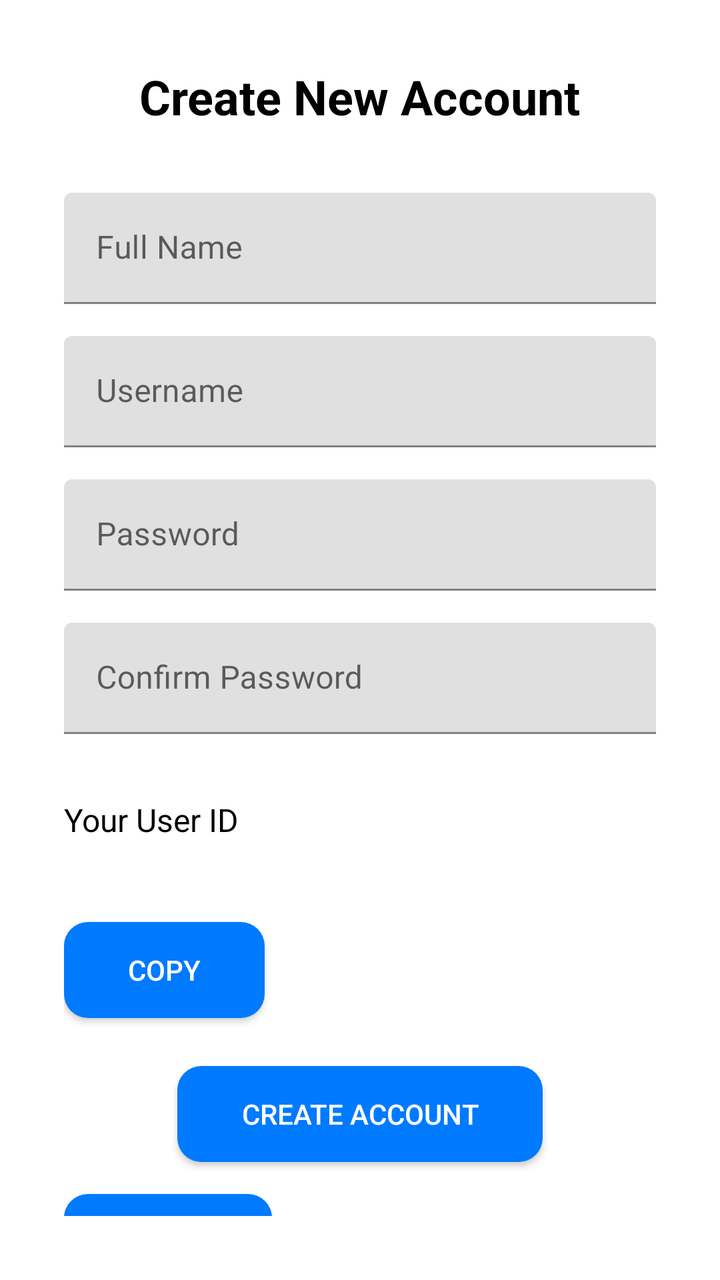
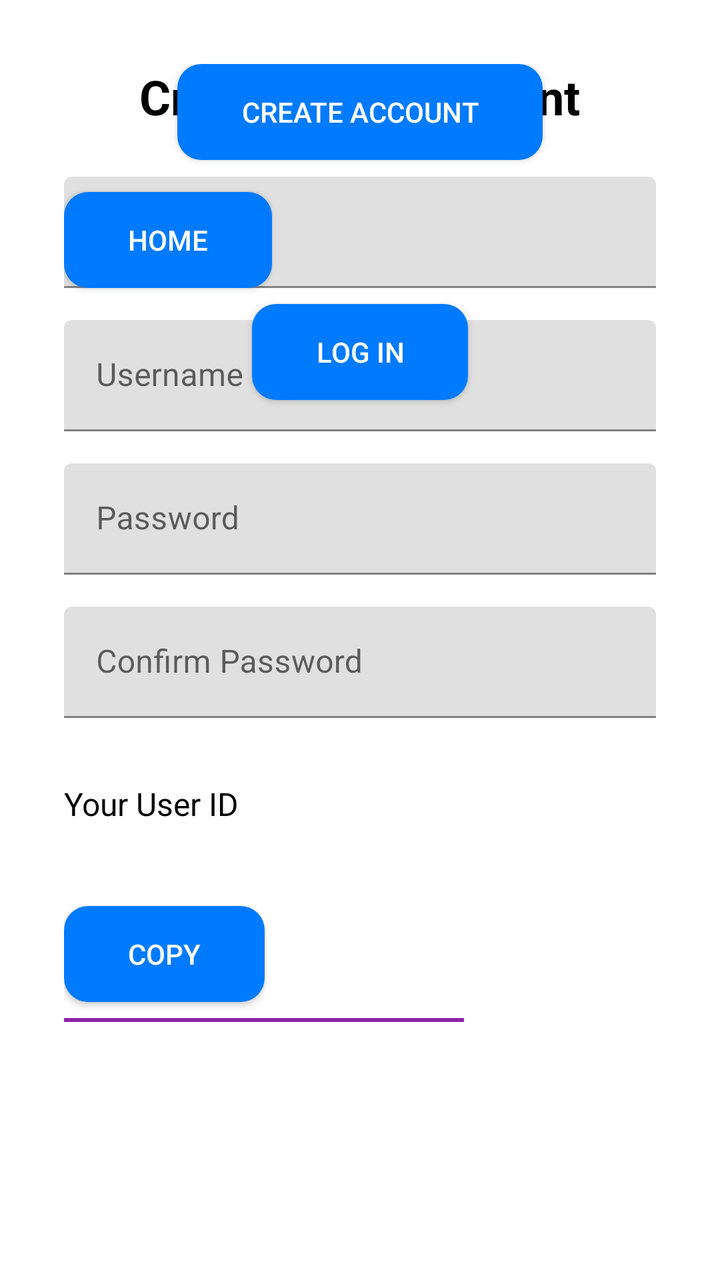

Two renders of the same Android screen: before a commit and after it. Below are the layout's source before the change and the commit's diff.
<!-- AndroidManifest.xml: application theme Theme.HarmonieBudget -->
<!-- res/layout/activity_register.xml -->
<?xml version="1.0" encoding="utf-8"?>
<androidx.constraintlayout.widget.ConstraintLayout
    xmlns:android="http://schemas.android.com/apk/res/android"
    xmlns:app="http://schemas.android.com/apk/res-auto"
    android:layout_width="match_parent"
    android:layout_height="match_parent"
    android:padding="32dp"
    android:background="@color/white">

    
    <TextView
        android:id="@+id/tv_register_title"
        android:layout_width="wrap_content"
        android:layout_height="wrap_content"
        android:text="@string/create_account_title"
        android:textSize="24sp"
        android:textStyle="bold"
        app:layout_constraintTop_toTopOf="parent"
        app:layout_constraintStart_toStartOf="parent"
        app:layout_constraintEnd_toEndOf="parent" />

    
    <com.google.android.material.textfield.TextInputLayout
        android:id="@+id/til_name"
        android:layout_width="0dp"
        android:layout_height="wrap_content"
        android:layout_marginTop="32dp"
        app:layout_constraintTop_toBottomOf="@id/tv_register_title"
        app:layout_constraintStart_toStartOf="parent"
        app:layout_constraintEnd_toEndOf="parent">
        <com.google.android.material.textfield.TextInputEditText
            android:id="@+id/et_name"
            android:layout_width="match_parent"
            android:layout_height="wrap_content"
            android:hint="@string/name_hint"
            android:textColor="@android:color/black" />
    </com.google.android.material.textfield.TextInputLayout>

    
    <com.google.android.material.textfield.TextInputLayout
        android:id="@+id/til_username"
        android:layout_width="0dp"
        android:layout_height="wrap_content"
        android:layout_marginTop="16dp"
        app:layout_constraintTop_toBottomOf="@id/til_name"
        app:layout_constraintStart_toStartOf="parent"
        app:layout_constraintEnd_toEndOf="parent">
        <com.google.android.material.textfield.TextInputEditText
            android:id="@+id/et_username"
            android:layout_width="match_parent"
            android:layout_height="wrap_content"
            android:hint="@string/username_hint"
            android:textColor="@android:color/black" />
    </com.google.android.material.textfield.TextInputLayout>

    
    <com.google.android.material.textfield.TextInputLayout
        android:id="@+id/til_password"
        android:layout_width="0dp"
        android:layout_height="wrap_content"
        android:layout_marginTop="16dp"
        app:layout_constraintTop_toBottomOf="@id/til_username"
        app:layout_constraintStart_toStartOf="parent"
        app:layout_constraintEnd_toEndOf="parent">
        <com.google.android.material.textfield.TextInputEditText
            android:id="@+id/et_password"
            android:layout_width="match_parent"
            android:layout_height="wrap_content"
            android:hint="@string/password_hint"
            android:inputType="textPassword"
            android:textColor="@android:color/black" />
    </com.google.android.material.textfield.TextInputLayout>

    
    <com.google.android.material.textfield.TextInputLayout
        android:id="@+id/til_confirm_password"
        android:layout_width="0dp"
        android:layout_height="wrap_content"
        android:layout_marginTop="16dp"
        app:layout_constraintTop_toBottomOf="@id/til_password"
        app:layout_constraintStart_toStartOf="parent"
        app:layout_constraintEnd_toEndOf="parent">
        <com.google.android.material.textfield.TextInputEditText
            android:id="@+id/et_confirm_password"
            android:layout_width="match_parent"
            android:layout_height="wrap_content"
            android:hint="@string/confirm_password_hint"
            android:inputType="textPassword"
            android:textColor="@android:color/black" />
    </com.google.android.material.textfield.TextInputLayout>

    
    <TextView
        android:id="@+id/tv_user_id_label"
        android:layout_width="wrap_content"
        android:layout_height="wrap_content"
        android:text="@string/user_id_label"
        android:textSize="16sp"
        android:layout_marginTop="32dp"
        app:layout_constraintTop_toBottomOf="@id/til_confirm_password"
        app:layout_constraintStart_toStartOf="parent" />

    <TextView
        android:id="@+id/tv_generated_user_id"
        android:layout_width="wrap_content"
        android:layout_height="wrap_content"
        android:textSize="18sp"
        android:textStyle="bold"
        android:layout_marginTop="8dp"
        app:layout_constraintTop_toBottomOf="@id/tv_user_id_label"
        app:layout_constraintStart_toStartOf="parent" />

    
    <Button
        android:id="@+id/btn_copy_user_id"
        android:layout_width="wrap_content"
        android:layout_height="wrap_content"
        android:text="@string/copy"
        android:minHeight="48dp"
        android:paddingStart="32dp"
        android:paddingEnd="32dp"
        android:background="@drawable/rounded_button"
        android:textColor="#FFFFFF"
        android:layout_marginTop="8dp"
        app:layout_constraintTop_toBottomOf="@id/tv_generated_user_id"
        app:layout_constraintStart_toStartOf="parent" />

    
    <Button
        android:id="@+id/btn_register"
        android:layout_width="wrap_content"
        android:layout_height="wrap_content"
        android:text="Create Account"
        android:minHeight="48dp"
        android:paddingStart="32dp"
        android:paddingEnd="32dp"
        android:background="@drawable/rounded_button"
        android:textColor="#FFFFFF"
        android:layout_marginTop="24dp"
        app:layout_constraintTop_toBottomOf="@id/btn_copy_user_id"
        app:layout_constraintStart_toStartOf="parent"
        app:layout_constraintEnd_toEndOf="parent" />

    
    <Button
        android:id="@+id/btn_home"
        android:layout_width="wrap_content"
        android:layout_height="wrap_content"
        android:text="@string/home_button"
        android:minHeight="48dp"
        android:paddingStart="32dp"
        android:paddingEnd="32dp"
        android:background="@drawable/rounded_button"
        android:textColor="#FFFFFF"
        android:layout_marginTop="16dp"
        app:layout_constraintTop_toBottomOf="@id/btn_register"
        app:layout_constraintStart_toStartOf="parent" />

    <Button
        android:id="@+id/btn_log_in"
        android:layout_width="wrap_content"
        android:layout_height="wrap_content"
        android:text="@string/log_in_button"
        android:minHeight="48dp"
        android:paddingStart="32dp"
        android:paddingEnd="32dp"
        android:background="@drawable/rounded_button"
        android:textColor="#FFFFFF"
        android:layout_marginTop="8dp"
        app:layout_constraintTop_toBottomOf="@id/btn_home"
        app:layout_constraintStart_toStartOf="parent"
        app:layout_constraintEnd_toEndOf="parent" />

</androidx.constraintlayout.widget.ConstraintLayout>
<!-- resources referenced by this layout -->
<resources>
  <color name="white">#FFFFFFFF</color>
  <!-- drawable rounded_button (drawable) -->
  <?xml version="1.0" encoding="utf-8"?>
  <shape xmlns:android="http://schemas.android.com/apk/res/android">
      <solid android:color="#007AFF" /> 
      <corners android:radius="12dp" /> 
      <padding android:left="16dp" android:top="12dp" android:right="16dp" android:bottom="12dp" />
  </shape>
  <string name="confirm_password_hint">Confirm Password</string>
  <string name="copy">Copy</string>
  <string name="create_account_title">Create New Account</string>
  <string name="home_button">Home</string>
  <string name="log_in_button">Log In</string>
  <string name="name_hint">Full Name</string>
  <string name="password_hint">Password</string>
  <string name="user_id_label">Your User ID</string>
  <string name="username_hint">Username</string>
  <style name="Theme.HarmonieBudget" parent="Theme.MaterialComponents.DayNight.NoActionBar">
  
          
          <item name="colorPrimary">@color/purple_500</item>
  
          
          <item name="colorPrimaryVariant">@color/purple_700</item>
  
          
          <item name="colorSecondary">@color/teal_200</item>
  
          
          <item name="android:windowBackground">@color/white</item>
  
          
          <item name="android:textColor">@android:color/black</item>
  
      </style>
  <color name="purple_500">#FF6200EE</color>
  <color name="purple_700">#FF3700B3</color>
  <color name="teal_200">#FF03DAC5</color>
</resources>

<!-- the commit's change to res/layout/activity_register.xml (unified diff, before → after) -->
@@ -1,174 +1,189 @@
 <?xml version="1.0" encoding="utf-8"?>
-<androidx.constraintlayout.widget.ConstraintLayout
+<ScrollView
     xmlns:android="http://schemas.android.com/apk/res/android"
     xmlns:app="http://schemas.android.com/apk/res-auto"
     android:layout_width="match_parent"
     android:layout_height="match_parent"
-    android:padding="32dp"
-    android:background="@color/white">
+    android:fillViewport="true">
 
-    
-    <TextView
-        android:id="@+id/tv_register_title"
-        android:layout_width="wrap_content"
+    <androidx.constraintlayout.widget.ConstraintLayout
+        android:layout_width="match_parent"
         android:layout_height="wrap_content"
-        android:text="@string/create_account_title"
-        android:textSize="24sp"
-        android:textStyle="bold"
-        app:layout_constraintTop_toTopOf="parent"
-        app:layout_constraintStart_toStartOf="parent"
-        app:layout_constraintEnd_toEndOf="parent" />
+        android:padding="32dp"
+        android:background="@color/white">
 
-    
-    <com.google.android.material.textfield.TextInputLayout
-        android:id="@+id/til_name"
-        android:layout_width="0dp"
-        android:layout_height="wrap_content"
-        android:layout_marginTop="32dp"
-        app:layout_constraintTop_toBottomOf="@id/tv_register_title"
-        app:layout_constraintStart_toStartOf="parent"
-        app:layout_constraintEnd_toEndOf="parent">
-        <com.google.android.material.textfield.TextInputEditText
-            android:id="@+id/et_name"
-            android:layout_width="match_parent"
+        
+        <TextView
+            android:id="@+id/tv_register_title"
+            android:layout_width="wrap_content"
             android:layout_height="wrap_content"
-            android:hint="@string/name_hint"
-            android:textColor="@android:color/black" />
-    </com.google.android.material.textfield.TextInputLayout>
+            android:text="@string/create_account_title"
+            android:textSize="24sp"
+            android:textStyle="bold"
+            app:layout_constraintTop_toTopOf="parent"
+            app:layout_constraintStart_toStartOf="parent"
+            app:layout_constraintEnd_toEndOf="parent" />
 
-    
-    <com.google.android.material.textfield.TextInputLayout
-        android:id="@+id/til_username"
-        android:layout_width="0dp"
-        android:layout_height="wrap_content"
-        android:layout_marginTop="16dp"
-        app:layout_constraintTop_toBottomOf="@id/til_name"
-        app:layout_constraintStart_toStartOf="parent"
-        app:layout_constraintEnd_toEndOf="parent">
-        <com.google.android.material.textfield.TextInputEditText
-            android:id="@+id/et_username"
-            android:layout_width="match_parent"
+        
+        <com.google.android.material.textfield.TextInputLayout
+            android:id="@+id/til_name"
+            android:layout_width="0dp"
             android:layout_height="wrap_content"
-            android:hint="@string/username_hint"
-            android:textColor="@android:color/black" />
-    </com.google.android.material.textfield.TextInputLayout>
+            android:layout_marginTop="24dp"
+            app:layout_constraintTop_toBottomOf="@id/tv_register_title"
+            app:layout_constraintStart_toStartOf="parent"
+            app:layout_constraintEnd_toEndOf="parent">
+            <com.google.android.material.textfield.TextInputEditText
+                android:id="@+id/et_name"
+                android:layout_width="match_parent"
+                android:layout_height="wrap_content"
+                android:hint="@string/name_hint"
+                android:textColor="@android:color/black" />
+        </com.google.android.material.textfield.TextInputLayout>
 
-    
-    <com.google.android.material.textfield.TextInputLayout
-        android:id="@+id/til_password"
-        android:layout_width="0dp"
-        android:layout_height="wrap_content"
-        android:layout_marginTop="16dp"
-        app:layout_constraintTop_toBottomOf="@id/til_username"
-        app:layout_constraintStart_toStartOf="parent"
-        app:layout_constraintEnd_toEndOf="parent">
-        <com.google.android.material.textfield.TextInputEditText
-            android:id="@+id/et_password"
-            android:layout_width="match_parent"
+        
+        <com.google.android.material.textfield.TextInputLayout
+            android:id="@+id/til_username"
+            android:layout_width="0dp"
             android:layout_height="wrap_content"
-            android:hint="@string/password_hint"
-            android:inputType="textPassword"
-            android:textColor="@android:color/black" />
-    </com.google.android.material.textfield.TextInputLayout>
+            android:layout_marginTop="16dp"
+            app:layout_constraintTop_toBottomOf="@id/til_name"
+            app:layout_constraintStart_toStartOf="parent"
+            app:layout_constraintEnd_toEndOf="parent">
+            <com.google.android.material.textfield.TextInputEditText
+                android:id="@+id/et_username"
+                android:layout_width="match_parent"
+                android:layout_height="wrap_content"
+                android:hint="@string/username_hint"
+                android:textColor="@android:color/black" />
+        </com.google.android.material.textfield.TextInputLayout>
 
-    
-    <com.google.android.material.textfield.TextInputLayout
-        android:id="@+id/til_confirm_password"
-        android:layout_width="0dp"
-        android:layout_height="wrap_content"
-        android:layout_marginTop="16dp"
-        app:layout_constraintTop_toBottomOf="@id/til_password"
-        app:layout_constraintStart_toStartOf="parent"
-        app:layout_constraintEnd_toEndOf="parent">
-        <com.google.android.material.textfield.TextInputEditText
-            android:id="@+id/et_confirm_password"
-            android:layout_width="match_parent"
+        
+        <com.google.android.material.textfield.TextInputLayout
+            android:id="@+id/til_password"
+            android:layout_width="0dp"
             android:layout_height="wrap_content"
-            android:hint="@string/confirm_password_hint"
-            android:inputType="textPassword"
-            android:textColor="@android:color/black" />
-    </com.google.android.material.textfield.TextInputLayout>
+            android:layout_marginTop="16dp"
+            app:layout_constraintTop_toBottomOf="@id/til_username"
+            app:layout_constraintStart_toStartOf="parent"
+            app:layout_constraintEnd_toEndOf="parent">
+            <com.google.android.material.textfield.TextInputEditText
+                android:id="@+id/et_password"
+                android:layout_width="match_parent"
+                android:layout_height="wrap_content"
+                android:hint="@string/password_hint"
+                android:inputType="textPassword"
+                android:textColor="@android:color/black" />
+        </com.google.android.material.textfield.TextInputLayout>
 
-    
-    <TextView
-        android:id="@+id/tv_user_id_label"
-        android:layout_width="wrap_content"
-        android:layout_height="wrap_content"
-        android:text="@string/user_id_label"
-        android:textSize="16sp"
-        android:layout_marginTop="32dp"
-        app:layout_constraintTop_toBottomOf="@id/til_confirm_password"
-        app:layout_constraintStart_toStartOf="parent" />
+        
+        <com.google.android.material.textfield.TextInputLayout
+            android:id="@+id/til_confirm_password"
+            android:layout_width="0dp"
+            android:layout_height="wrap_content"
+            android:layout_marginTop="16dp"
+            app:layout_constraintTop_toBottomOf="@id/til_password"
+            app:layout_constraintStart_toStartOf="parent"
+            app:layout_constraintEnd_toEndOf="parent">
+            <com.google.android.material.textfield.TextInputEditText
+                android:id="@+id/et_confirm_password"
+                android:layout_width="match_parent"
+                android:layout_height="wrap_content"
+                android:hint="@string/confirm_password_hint"
+                android:inputType="textPassword"
+                android:textColor="@android:color/black" />
+        </com.google.android.material.textfield.TextInputLayout>
 
-    <TextView
-        android:id="@+id/tv_generated_user_id"
-        android:layout_width="wrap_content"
-        android:layout_height="wrap_content"
-        android:textSize="18sp"
-        android:textStyle="bold"
-        android:layout_marginTop="8dp"
-        app:layout_constraintTop_toBottomOf="@id/tv_user_id_label"
-        app:layout_constraintStart_toStartOf="parent" />
+        
+        <TextView
+            android:id="@+id/tv_user_id_label"
+            android:layout_width="wrap_content"
+            android:layout_height="wrap_content"
+            android:text="@string/user_id_label"
+            android:textSize="16sp"
+            android:layout_marginTop="32dp"
+            app:layout_constraintTop_toBottomOf="@id/til_confirm_password"
+            app:layout_constraintStart_toStartOf="parent" />
 
-    
-    <Button
-        android:id="@+id/btn_copy_user_id"
-        android:layout_width="wrap_content"
-        android:layout_height="wrap_content"
-        android:text="@string/copy"
-        android:minHeight="48dp"
-        android:paddingStart="32dp"
-        android:paddingEnd="32dp"
-        android:background="@drawable/rounded_button"
-        android:textColor="#FFFFFF"
-        android:layout_marginTop="8dp"
-        app:layout_constraintTop_toBottomOf="@id/tv_generated_user_id"
-        app:layout_constraintStart_toStartOf="parent" />
+        <TextView
+            android:id="@+id/tv_generated_user_id"
+            android:layout_width="wrap_content"
+            android:layout_height="wrap_content"
+            android:textSize="18sp"
+            android:textStyle="bold"
+            android:layout_marginTop="8dp"
+            app:layout_constraintTop_toBottomOf="@id/tv_user_id_label"
+            app:layout_constraintStart_toStartOf="parent" />
 
-    
-    <Button
-        android:id="@+id/btn_register"
-        android:layout_width="wrap_content"
-        android:layout_height="wrap_content"
-        android:text="Create Account"
-        android:minHeight="48dp"
-        android:paddingStart="32dp"
-        android:paddingEnd="32dp"
-        android:background="@drawable/rounded_button"
-        android:textColor="#FFFFFF"
-        android:layout_marginTop="24dp"
-        app:layout_constraintTop_toBottomOf="@id/btn_copy_user_id"
-        app:layout_constraintStart_toStartOf="parent"
-        app:layout_constraintEnd_toEndOf="parent" />
+        
+        <Button
+            android:id="@+id/btn_copy_user_id"
+            android:layout_width="wrap_content"
+            android:layout_height="wrap_content"
+            android:text="@string/copy"
+            android:minHeight="48dp"
+            android:paddingStart="32dp"
+            android:paddingEnd="32dp"
+            android:background="@drawable/rounded_button"
+            android:textColor="#FFFFFF"
+            android:layout_marginTop="8dp"
+            app:layout_constraintTop_toBottomOf="@id/tv_generated_user_id"
+            app:layout_constraintStart_toStartOf="parent" />
 
-    
-    <Button
-        android:id="@+id/btn_home"
-        android:layout_width="wrap_content"
-        android:layout_height="wrap_content"
-        android:text="@string/home_button"
-        android:minHeight="48dp"
-        android:paddingStart="32dp"
-        android:paddingEnd="32dp"
-        android:background="@drawable/rounded_button"
-        android:textColor="#FFFFFF"
-        android:layout_marginTop="16dp"
-        app:layout_constraintTop_toBottomOf="@id/btn_register"
-        app:layout_constraintStart_toStartOf="parent" />
+        
+        <View
+            android:layout_width="200dp"
+            android:layout_height="2dp"
+            android:background="#8E24AA"
+            android:layout_marginTop="8dp"
+            app:layout_constraintTop_toBottomOf="@id/btn_copy_user_id"
+            app:layout_constraintStart_toStartOf="parent" />
 
-    <Button
-        android:id="@+id/btn_log_in"
-        android:layout_width="wrap_content"
-        android:layout_height="wrap_content"
-        android:text="@string/log_in_button"
-        android:minHeight="48dp"
-        android:paddingStart="32dp"
-        android:paddingEnd="32dp"
-        android:background="@drawable/rounded_button"
-        android:textColor="#FFFFFF"
-        android:layout_marginTop="8dp"
-        app:layout_constraintTop_toBottomOf="@id/btn_home"
-        app:layout_constraintStart_toStartOf="parent"
-        app:layout_constraintEnd_toEndOf="parent" />
+        
+        <Button
+            android:id="@+id/btn_register"
+            android:layout_width="wrap_content"
+            android:layout_height="wrap_content"
+            android:text="@string/create_account_button"
+            android:minHeight="48dp"
+            android:paddingStart="32dp"
+            android:paddingEnd="32dp"
+            android:background="@drawable/rounded_button"
+            android:textColor="#FFFFFF"
+            android:layout_marginTop="24dp"
+            app:layout_constraintTop_toBottomOf="@id/View"
+            app:layout_constraintStart_toStartOf="parent"
+            app:layout_constraintEnd_toEndOf="parent" />
 
-</androidx.constraintlayout.widget.ConstraintLayout>
+        
+        <Button
+            android:id="@+id/btn_home"
+            android:layout_width="wrap_content"
+            android:layout_height="wrap_content"
+            android:text="@string/home_button"
+            android:minHeight="48dp"
+            android:paddingStart="32dp"
+            android:paddingEnd="32dp"
+            android:background="@drawable/rounded_button"
+            android:textColor="#FFFFFF"
+            android:layout_marginTop="16dp"
+            app:layout_constraintTop_toBottomOf="@id/btn_register"
+            app:layout_constraintStart_toStartOf="parent" />
+
+        <Button
+            android:id="@+id/btn_log_in"
+            android:layout_width="wrap_content"
+            android:layout_height="wrap_content"
+            android:text="@string/log_in_button"
+            android:minHeight="48dp"
+            android:paddingStart="32dp"
+            android:paddingEnd="32dp"
+            android:background="@drawable/rounded_button"
+            android:textColor="#FFFFFF"
+            android:layout_marginTop="8dp"
+            app:layout_constraintTop_toBottomOf="@id/btn_home"
+            app:layout_constraintStart_toStartOf="parent"
+            app:layout_constraintEnd_toEndOf="parent" />
+
+    </androidx.constraintlayout.widget.ConstraintLayout>
+</ScrollView>
<!-- resource entries referenced after the edit -->
@@ -10,6 +10,7 @@
   </shape>
   <string name="confirm_password_hint">Confirm Password</string>
   <string name="copy">Copy</string>
+  <string name="create_account_button">Create Account</string>
   <string name="create_account_title">Create New Account</string>
   <string name="home_button">Home</string>
   <string name="log_in_button">Log In</string>
